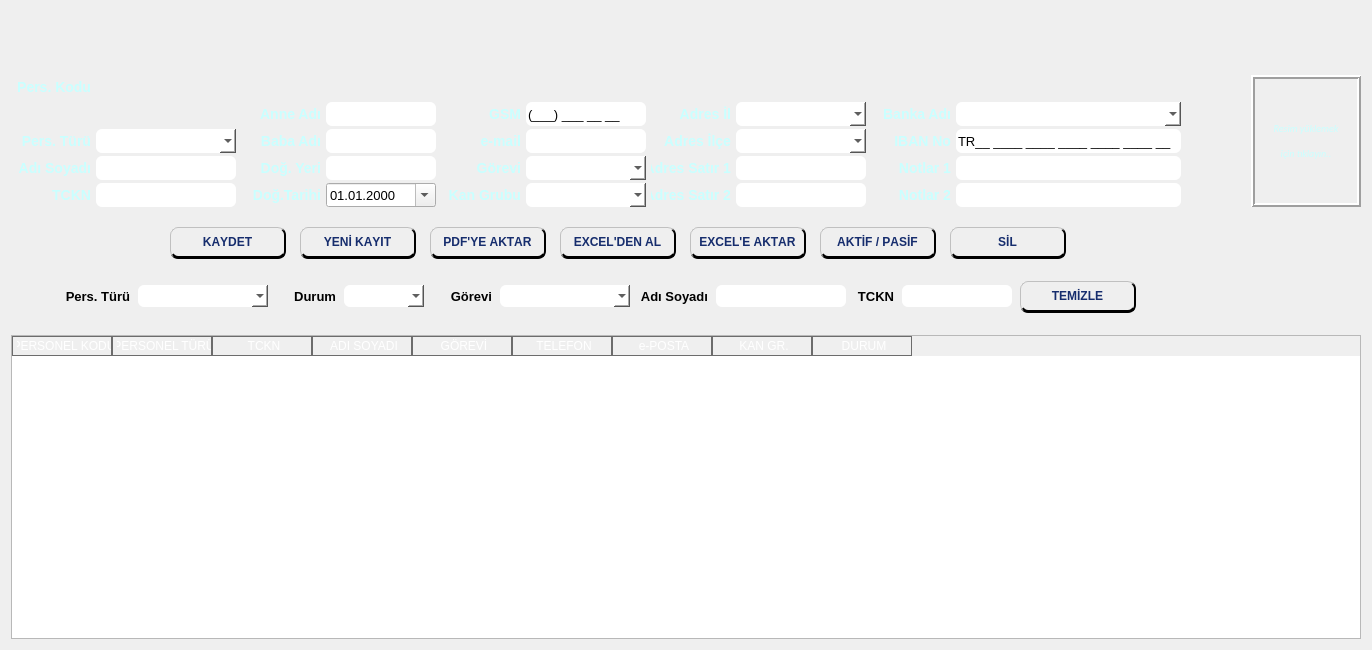
Old version of the form ui/ui_files/employees_window.ui in the repository AyhanErcan70/SATTUP.
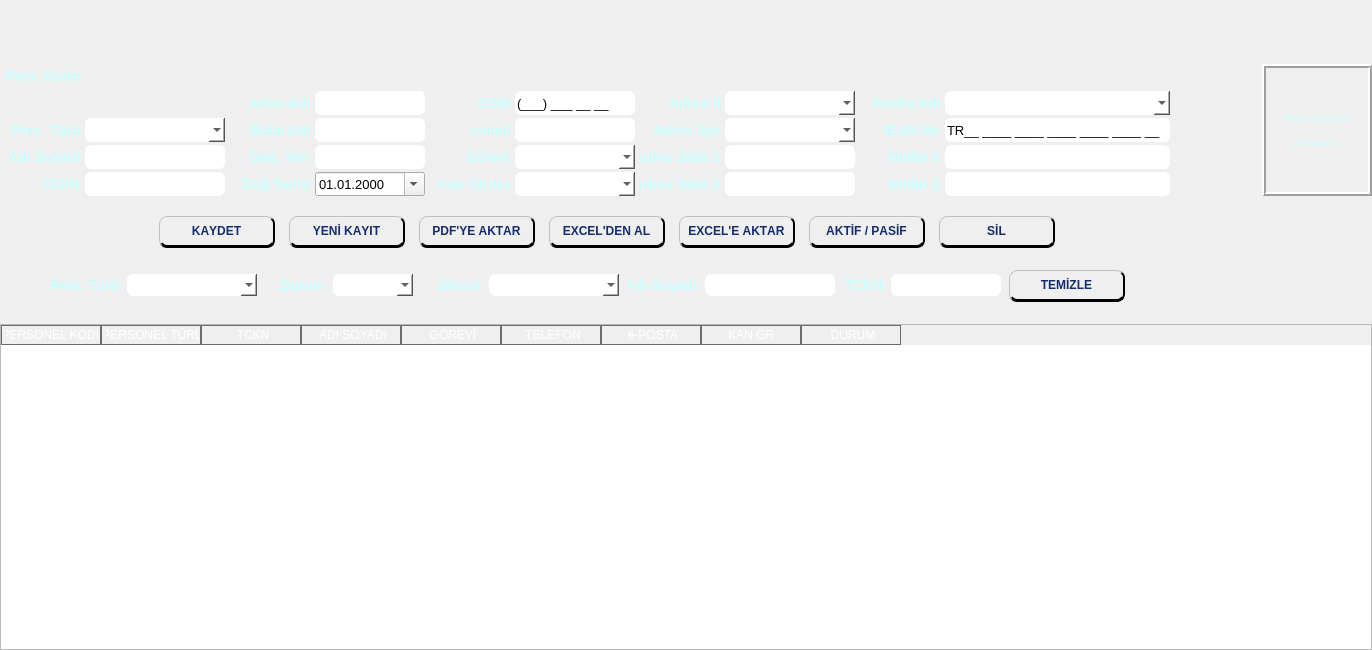
New version of the form. Icons and pictures are not drawn.

Commit message: UI layout/style updates (designer)

What changed in the file:
```diff
--- a/ui/ui_files/employees_window.ui
+++ b/ui/ui_files/employees_window.ui
@@ -42,7 +42,7 @@
 	border-radius: 6px;
 } 
 
-QFrame#top_frame QLabel{color: rgb(202, 255, 255);font_family: &quot;Calibri&quot;;font-size: 14px;}
+QFrame#top_frame QLabel, QFrame#middle_n_frame QLabel, QFrame#middle_s_frame QLabel{color: rgb(202, 255, 255);font_family: &quot;Calibri&quot;;font-size: 14px;}
 QFrame#top_frame QLabel#lbl_photo{font-size: 10px;}
 
 QWidget#main_form QPushButton {
@@ -131,6 +131,24 @@
 </string>
   </property>
   <layout class="QGridLayout" name="gridLayout_6">
+   <property name="leftMargin">
+    <number>0</number>
+   </property>
+   <property name="topMargin">
+    <number>0</number>
+   </property>
+   <property name="rightMargin">
+    <number>0</number>
+   </property>
+   <property name="bottomMargin">
+    <number>0</number>
+   </property>
+   <property name="horizontalSpacing">
+    <number>0</number>
+   </property>
+   <property name="verticalSpacing">
+    <number>6</number>
+   </property>
    <item row="0" column="0">
     <widget class="QFrame" name="top_frame">
      <property name="sizePolicy">
@@ -2072,7 +2090,7 @@
           <property name="font">
            <font>
             <family>Yu Gothic UI</family>
-            <pointsize>10</pointsize>
+            <pointsize>-1</pointsize>
             <italic>false</italic>
             <bold>true</bold>
            </font>
@@ -2114,7 +2132,7 @@
           <property name="font">
            <font>
             <family>Yu Gothic UI</family>
-            <pointsize>10</pointsize>
+            <pointsize>-1</pointsize>
             <italic>false</italic>
             <bold>true</bold>
            </font>
@@ -2183,7 +2201,7 @@
           <property name="font">
            <font>
             <family>Yu Gothic UI</family>
-            <pointsize>10</pointsize>
+            <pointsize>-1</pointsize>
             <italic>false</italic>
             <bold>true</bold>
            </font>
@@ -2267,7 +2285,7 @@
           <property name="font">
            <font>
             <family>Yu Gothic UI</family>
-            <pointsize>10</pointsize>
+            <pointsize>-1</pointsize>
             <italic>false</italic>
             <bold>true</bold>
            </font>
@@ -2303,7 +2321,7 @@
           <property name="font">
            <font>
             <family>Yu Gothic UI</family>
-            <pointsize>10</pointsize>
+            <pointsize>-1</pointsize>
             <italic>false</italic>
             <bold>true</bold>
            </font>
```
The commit also changes 6 other files.
